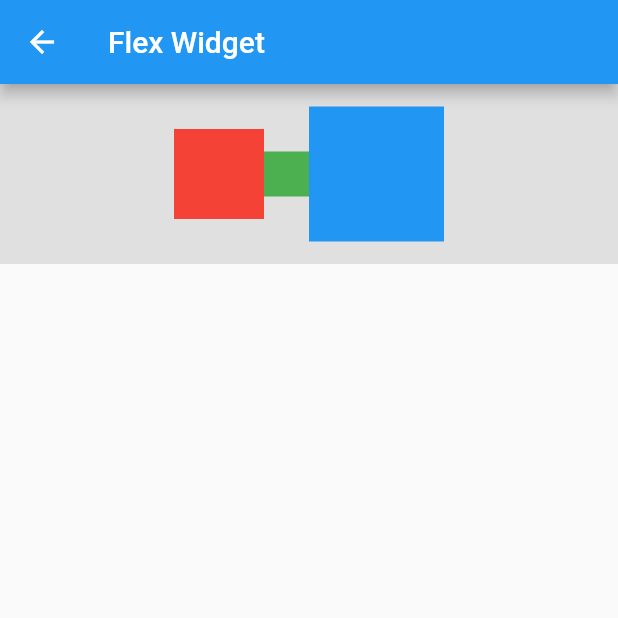
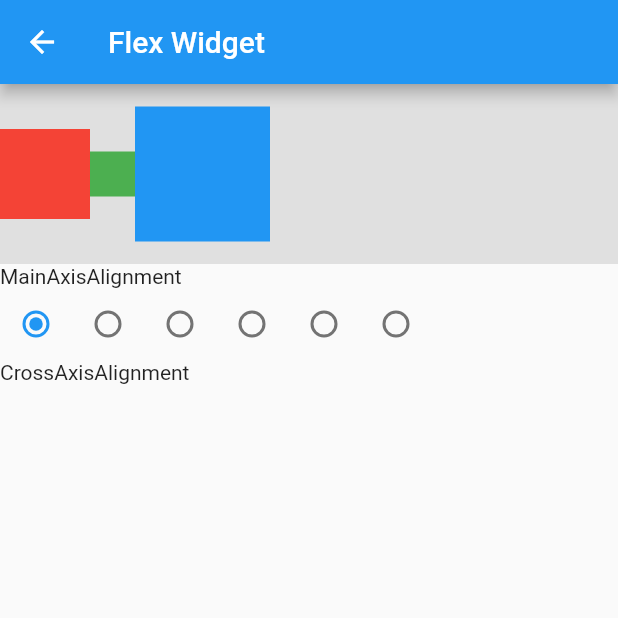
Before and after one commit to lanpuhu/flutter-study, a Flutter app: the FlexPage screen opened directly, on a phone screen of 412 x 824 dp, the top half of it. Run offline on Flutter 3.47's test engine with Material 2 defaults, Android fonts, the phone set to English and light mode, and no system bars.

Commit message:
Update flex page
Signed-off-by: lanpuhu <lanpuhu@126.com>

```diff
--- a/demo/lib/layout/flex_page.dart
+++ b/demo/lib/layout/flex_page.dart
@@ -1,20 +1,20 @@
 import 'package:flutter/material.dart';
 
-class FlexPage extends StatelessWidget {
+class FlexAlignmentContent extends StatelessWidget {
+  final MainAxisAlignment mainAxisAlignment;
+  final CrossAxisAlignment crossAxisAlignment;
+
+  FlexAlignmentContent({
+    Key key,
+    this.mainAxisAlignment = MainAxisAlignment.start,
+    this.crossAxisAlignment = CrossAxisAlignment.center,
+  }) : super(key: key);
+
   @override
   Widget build(BuildContext context) {
-    return Scaffold(
-      appBar: AppBar(
-        title: Text('Flex Widget'),),
-      body: Column(
-        children: <Widget>[
-          Container(
-            width: double.infinity,
-            height: 120,
-            color: Colors.grey[300],
-            child: Row(
-              mainAxisAlignment: MainAxisAlignment.center,
-              crossAxisAlignment: CrossAxisAlignment.center,
+    return Row(
+      mainAxisAlignment: this.mainAxisAlignment,
+      crossAxisAlignment: this.crossAxisAlignment,
       children: <Widget>[
         Container(
           width: 60,
@@ -32,7 +32,81 @@ class FlexPage extends StatelessWidget {
           color: Colors.blue,
         ),
       ],
+    );
+  }
+}
+
+class FlexPage extends StatefulWidget {
+  @override
+  State<StatefulWidget> createState() => _FlexPageState();
+}
+
+class _FlexPageState extends State<FlexPage> {
+  MainAxisAlignment _mainAxisAlignment = MainAxisAlignment.start;
+  CrossAxisAlignment _crossAxisAlignment = CrossAxisAlignment.center;
+
+  void updateMainAxisAlignment(value) {
+    setState(() {
+      _mainAxisAlignment = value;
+    });
+  }
+
+  @override
+  Widget build(BuildContext context) {
+    return Scaffold(
+      appBar: AppBar(
+        title: Text('Flex Widget'),),
+      body: Column(
+        crossAxisAlignment: CrossAxisAlignment.start,
+        children: <Widget>[
+          Container(
+            width: double.infinity,
+            height: 120,
+            color: Colors.grey[300],
+            child: FlexAlignmentContent(
+              mainAxisAlignment: this._mainAxisAlignment,
+              crossAxisAlignment: CrossAxisAlignment.center,
             ),
+          ),
+          Text(
+            "MainAxisAlignment",
+          ),
+          Row(
+            children: <Widget>[
+              Radio(
+                value: MainAxisAlignment.start,
+                groupValue: this._mainAxisAlignment,
+                onChanged: (value) => this.updateMainAxisAlignment(value),
+              ),
+              Radio(
+                value: MainAxisAlignment.center,
+                groupValue: this._mainAxisAlignment,
+                onChanged: (value) => this.updateMainAxisAlignment(value),
+              ),
+              Radio(
+                value: MainAxisAlignment.end,
+                groupValue: this._mainAxisAlignment,
+                onChanged: (value) => this.updateMainAxisAlignment(value),
+              ),
+              Radio(
+                value: MainAxisAlignment.spaceBetween,
+                groupValue: this._mainAxisAlignment,
+                onChanged: (value) => this.updateMainAxisAlignment(value),
+              ),
+              Radio(
+                value: MainAxisAlignment.spaceAround,
+                groupValue: this._mainAxisAlignment,
+                onChanged: (value) => this.updateMainAxisAlignment(value),
+              ),
+              Radio(
+                value: MainAxisAlignment.spaceEvenly,
+                groupValue: this._mainAxisAlignment,
+                onChanged: (value) => this.updateMainAxisAlignment(value),
+              ),
+            ],
+          ),
+          Text(
+            "CrossAxisAlignment",
           ),
         ],
       ),
```
Also changed, not shown: 1 other file. Lines whose indentation alone changed are shown as unchanged.
